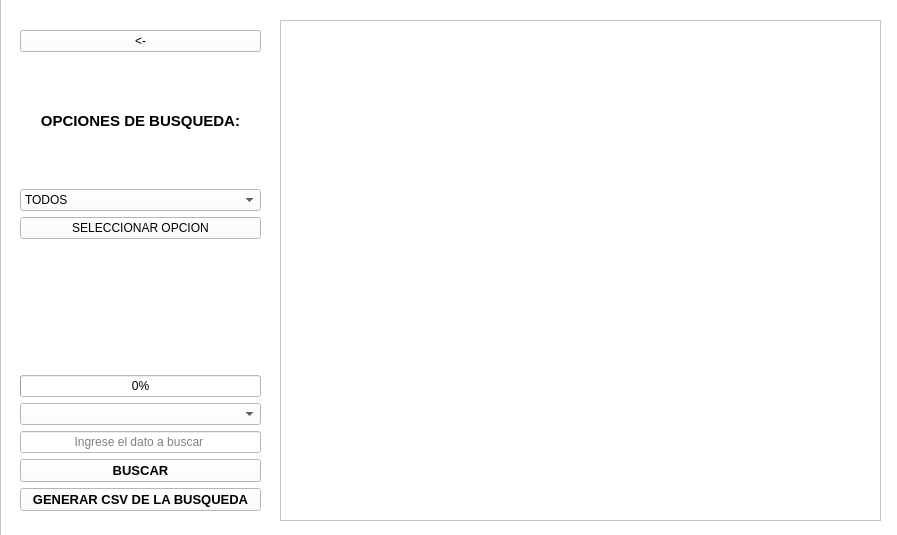
This is CSV/interfaz/VentanaSeleccionar.ui in DanielRojas2002/PyQt5 as Qt 5 draws it before an edit. The edited form follows.
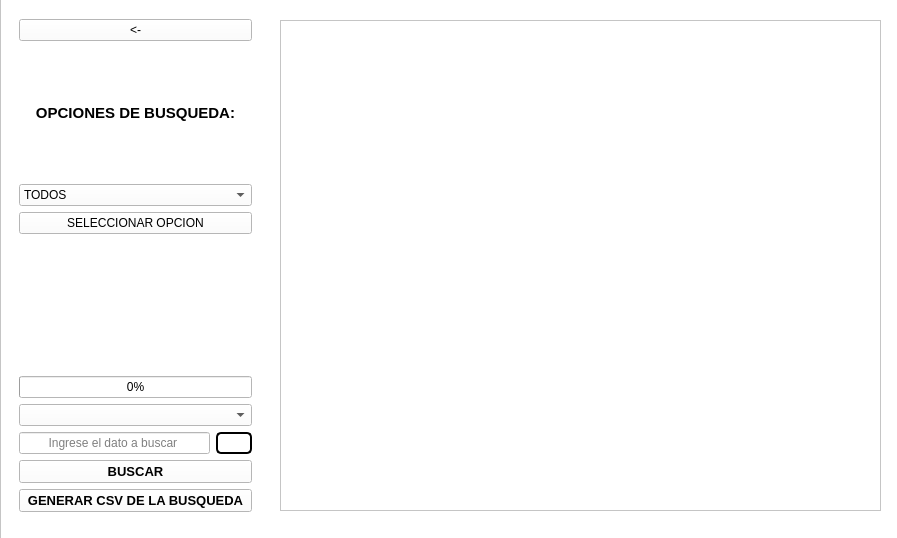
This is the edited form. Icons and pictures are not drawn.

Commit message: Agregue un boton de informacion en le ventana seleccion

```diff
--- a/CSV/interfaz/VentanaSeleccionar.ui
+++ b/CSV/interfaz/VentanaSeleccionar.ui
@@ -7,9 +7,21 @@
     <x>0</x>
     <y>0</y>
     <width>897</width>
-    <height>535</height>
+    <height>538</height>
    </rect>
   </property>
+  <property name="minimumSize">
+   <size>
+    <width>897</width>
+    <height>538</height>
+   </size>
+  </property>
+  <property name="maximumSize">
+   <size>
+    <width>897</width>
+    <height>538</height>
+   </size>
+  </property>
   <property name="windowTitle">
    <string>Buscador de Registros</string>
   </property>
@@ -23,7 +35,7 @@
       <x>280</x>
       <y>20</y>
       <width>601</width>
-      <height>501</height>
+      <height>491</height>
      </rect>
     </property>
     <property name="font">
@@ -47,25 +59,59 @@
     <property name="geometry">
      <rect>
       <x>10</x>
-      <y>20</y>
-      <width>261</width>
-      <height>501</height>
-     </rect>
-    </property>
-    <property name="styleSheet">
-     <string notr="true">background-color: rgb(255, 255, 255);</string>
-    </property>
-    <widget class="QWidget" name="layoutWidget">
-     <property name="geometry">
-      <rect>
-       <x>10</x>
        <y>10</y>
-       <width>241</width>
-       <height>481</height>
-      </rect>
-     </property>
-     <layout class="QVBoxLayout" name="verticalLayout">
-      <item>
+      <width>251</width>
+      <height>511</height>
+     </rect>
+    </property>
+    <property name="styleSheet">
+     <string notr="true">background-color: rgb(255, 255, 255);</string>
+    </property>
+    <layout class="QGridLayout" name="gridLayout_2">
+     <item row="0" column="0">
+      <layout class="QGridLayout" name="gridLayout">
+       <item row="7" column="0">
+        <widget class="QLineEdit" name="dato">
+         <property name="styleSheet">
+          <string notr="true">background-color: rgb(255, 255, 255);</string>
+         </property>
+         <property name="alignment">
+          <set>Qt::AlignCenter</set>
+         </property>
+         <property name="placeholderText">
+          <string>Ingrese el dato a buscar </string>
+         </property>
+        </widget>
+       </item>
+       <item row="7" column="1">
+        <widget class="QPushButton" name="info">
+         <property name="maximumSize">
+          <size>
+           <width>198</width>
+           <height>285</height>
+          </size>
+         </property>
+         <property name="cursor">
+          <cursorShape>OpenHandCursor</cursorShape>
+         </property>
+         <property name="styleSheet">
+          <string notr="true">QPushButton{
+	background-color: rgb(255, 255, 255);
+	border-radius:5px;
+	border:1.5px solid black;
+}
+</string>
+         </property>
+         <property name="text">
+          <string/>
+         </property>
+         <property name="icon">
+          <iconset>
+           <normaloff>../multimedia/info.jpg</normaloff>../multimedia/info.jpg</iconset>
+         </property>
+        </widget>
+       </item>
+       <item row="0" column="0" colspan="2">
        <widget class="QPushButton" name="atras">
         <property name="cursor">
          <cursorShape>PointingHandCursor</cursorShape>
@@ -84,7 +130,7 @@
         </property>
        </widget>
       </item>
-      <item>
+       <item row="1" column="0" colspan="2">
        <widget class="QLabel" name="titulo">
         <property name="font">
          <font>
@@ -104,7 +150,7 @@
         </property>
        </widget>
       </item>
-      <item>
+       <item row="2" column="0" colspan="2">
        <widget class="QComboBox" name="opciones">
         <property name="styleSheet">
          <string notr="true">background-color: rgb(255, 255, 255);</string>
@@ -121,7 +167,7 @@
         </item>
        </widget>
       </item>
-      <item>
+       <item row="3" column="0" colspan="2">
        <widget class="QPushButton" name="seleccionar">
         <property name="cursor">
          <cursorShape>PointingHandCursor</cursorShape>
@@ -141,7 +187,7 @@
         </property>
        </widget>
       </item>
-      <item>
+       <item row="4" column="0" colspan="2">
        <widget class="QLabel" name="imagen">
         <property name="styleSheet">
          <string notr="true">background-color: rgb(255, 255, 255);</string>
@@ -157,34 +203,14 @@
         </property>
        </widget>
       </item>
-      <item>
-       <widget class="QProgressBar" name="progressBar">
-        <property name="value">
-         <number>0</number>
-        </property>
-       </widget>
-      </item>
-      <item>
+       <item row="6" column="0" colspan="2">
        <widget class="QComboBox" name="opciones_2">
         <property name="styleSheet">
          <string notr="true">background-color: rgb(255, 255, 255);</string>
         </property>
        </widget>
       </item>
-      <item>
-       <widget class="QLineEdit" name="dato">
-        <property name="styleSheet">
-         <string notr="true">background-color: rgb(255, 255, 255);</string>
-        </property>
-        <property name="alignment">
-         <set>Qt::AlignCenter</set>
-        </property>
-        <property name="placeholderText">
-         <string>Ingrese el dato a buscar </string>
-        </property>
-       </widget>
-      </item>
-      <item>
+       <item row="8" column="0" colspan="2">
        <widget class="QPushButton" name="realizar">
         <property name="font">
          <font>
@@ -211,7 +237,7 @@
         </property>
        </widget>
       </item>
-      <item>
+       <item row="9" column="0" colspan="2">
        <widget class="QPushButton" name="generarinforme">
         <property name="font">
          <font>
@@ -238,8 +264,16 @@
         </property>
        </widget>
       </item>
-     </layout>
-    </widget>
+       <item row="5" column="0" colspan="2">
+        <widget class="QProgressBar" name="progressBar">
+         <property name="value">
+          <number>0</number>
+         </property>
+        </widget>
+       </item>
+      </layout>
+     </item>
+    </layout>
    </widget>
    <widget class="QFrame" name="frame_ventana">
     <property name="geometry">
```
Lines whose indentation alone changed are shown as unchanged. The commit also changes 3 other files.
